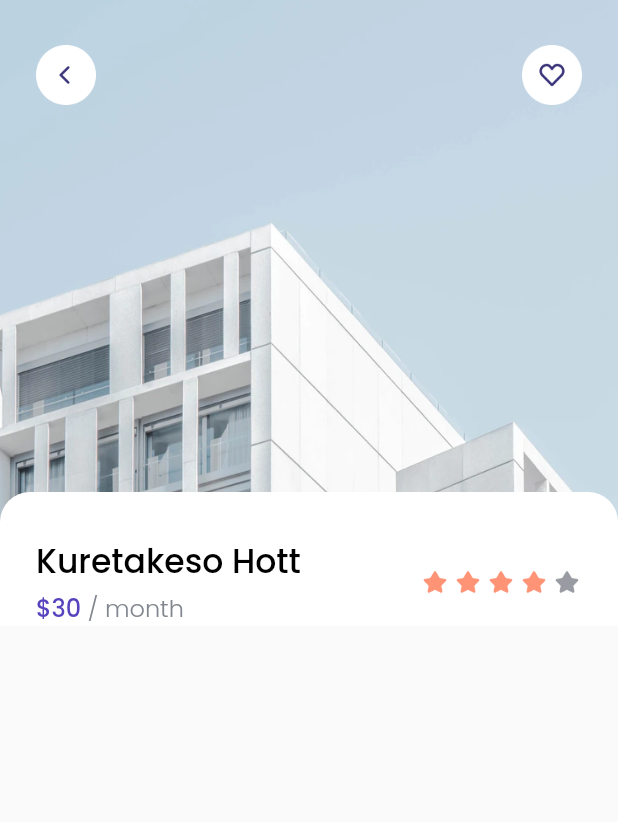
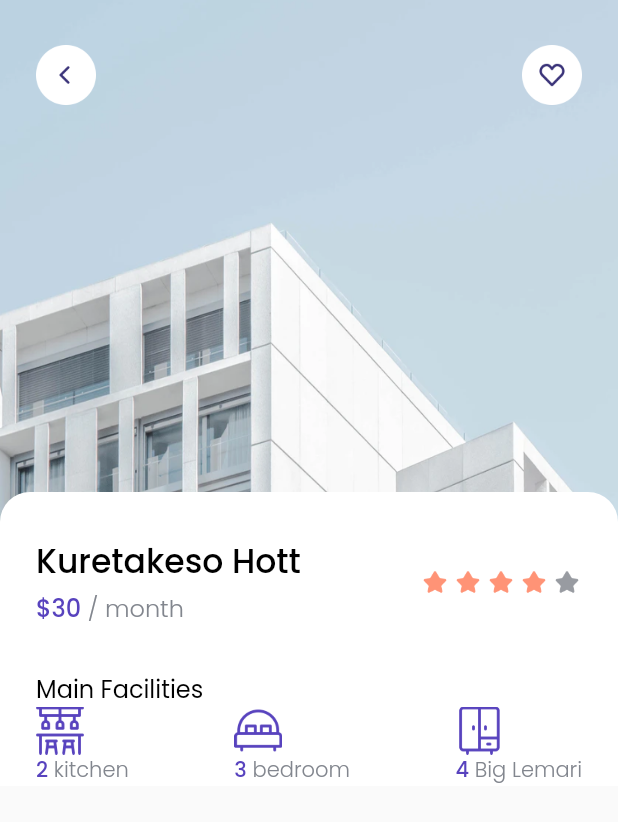
Before and after one commit to revanggaajip/cozy, a Flutter app: the DetailPage screen opened directly, on a phone screen of 412 x 824 dp. Shown: the top 822 px of the screen. Run offline on Flutter 3.47's test engine with Material 2 defaults, Android fonts, the phone set to English and light mode, and no system bars; our stand-ins replace google_fonts.

Commit message:
Add Facilities Section in DetailPage

```diff
--- a/lib/pages/detail_page.dart
+++ b/lib/pages/detail_page.dart
@@ -1,4 +1,5 @@
 import 'package:cozy/theme.dart';
+import 'package:cozy/widgets/facility_item.dart';
 import 'package:flutter/material.dart';
 
 class DetailPage extends StatelessWidget {
@@ -55,6 +56,7 @@ class DetailPage extends StatelessWidget {
                     color: whiteColor,
                   ),
                   child: Column(
+                    crossAxisAlignment: CrossAxisAlignment.start,
                     children: [
                       const SizedBox(
                         height: 30,
@@ -132,7 +134,43 @@ class DetailPage extends StatelessWidget {
                             ),
                           ],
                         ),
-                      )
+                      ),
+                      SizedBox(
+                        height: 30,
+                      ),
+                      // NOTE : Main Facilities
+                      Padding(
+                        padding: EdgeInsets.only(left: edge),
+                        child: Text(
+                          'Main Facilities',
+                          style: regularTextStyle.copyWith(fontSize: 16),
+                        ),
+                      ),
+                      Padding(
+                        padding: EdgeInsets.symmetric(
+                          horizontal: edge,
+                        ),
+                        child: Row(
+                          mainAxisAlignment: MainAxisAlignment.spaceBetween,
+                          children: [
+                            FacilityItem(
+                              name: 'kitchen',
+                              imageUrl: 'assets/images/icon_kitchen.png',
+                              total: 2,
+                            ),
+                            FacilityItem(
+                              name: 'bedroom',
+                              imageUrl: 'assets/images/icon_bedroom.png',
+                              total: 3,
+                            ),
+                            FacilityItem(
+                              name: 'Big Lemari',
+                              imageUrl: 'assets/images/icon_cupboard.png',
+                              total: 4,
+                            ),
+                          ],
+                        ),
+                      ),
                     ],
                   ),
                 )
--- /dev/null
+++ b/lib/widgets/facility_item.dart
@@ -0,0 +1,34 @@
+import 'package:cozy/theme.dart';
+import 'package:flutter/material.dart';
+
+class FacilityItem extends StatelessWidget {
+  final String name;
+  final String imageUrl;
+  final int total;
+
+  FacilityItem({this.name = '', this.imageUrl = '', this.total = 0});
+
+  @override
+  Widget build(BuildContext context) {
+    return Column(
+      crossAxisAlignment: CrossAxisAlignment.start,
+      children: [
+        Image.asset(
+          imageUrl,
+          width: 32,
+          height: 32,
+        ),
+        Text.rich(
+          TextSpan(
+            text: '${total}',
+            style: purpleTextStyle.copyWith(fontSize: 14),
+            children: [
+              TextSpan(
+                  text: ' ${name}', style: greyTextStyle.copyWith(fontSize: 14))
+            ],
+          ),
+        ),
+      ],
+    );
+  }
+}
```
